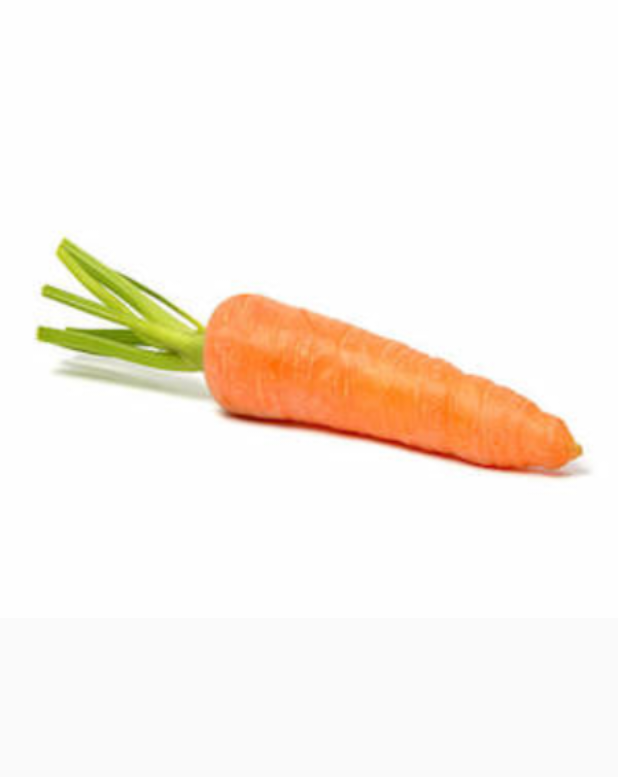
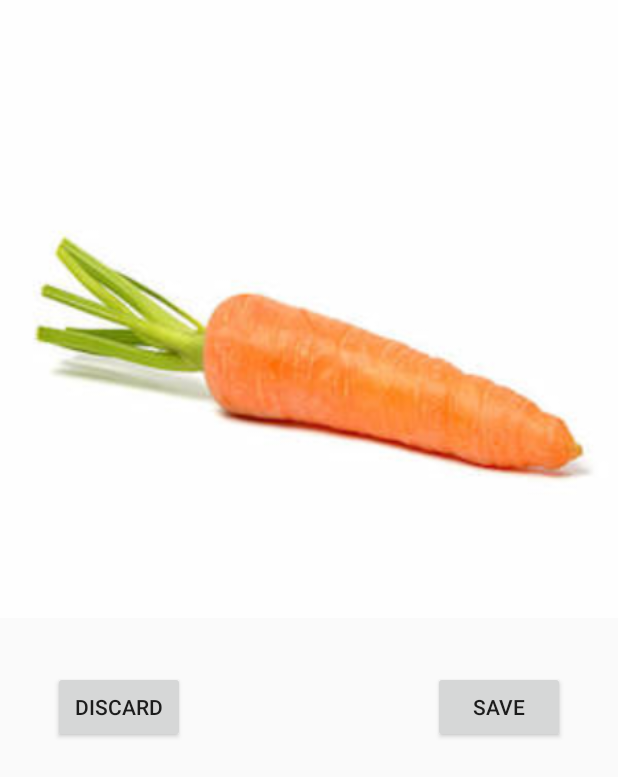
Before and after one commit to Circoolbilog/Philfida-abaca-app, an Android app: the layout activity_image_preview.xml on its own in the app's theme, with its tools: preview values and no code run, on a phone screen of 412 x 824 dp. Shown: the top 777 px of the screen. Run offline under Robolectric (Android 15) with nearby library versions, the phone set to English and light mode, and no system bars.

Commit message:
Updated GUI for diagnose and image preview

```diff
--- a/app/src/main/AndroidManifest.xml
+++ b/app/src/main/AndroidManifest.xml
@@ -4,6 +4,9 @@
 
     <uses-permission android:name="android.permission.CAMERA" />
     <uses-permission android:name="android.permission.INTERNET" />
+    <uses-permission android:name="android.permission.MANAGE_EXTERNAL_STORAGE"/>
+    <uses-permission android:name="android.permission.WRITE_EXTERNAL_STORAGE"/>
+    <uses-permission android:name="android.permission.READ_EXTERNAL_STORAGE"/>
 
     <uses-feature android:name="android.hardware.camera" />
     <uses-feature android:name="android.hardware.camera.autofocus" />
@@ -16,7 +19,8 @@
         android:supportsRtl="true"
         android:theme="@style/AppTheme"
         android:usesCleartextTraffic="true">
-        <activity android:name=".otheractivities.ImagePreviewActivity"></activity>
+        <activity android:name=".otheractivities.ImagePreviewActivity"
+            android:theme="@style/NoActionBar"/>
         <activity android:name=".otheractivities.AssesmentActivity" />
         <activity android:name=".AccountDetails" />
         <activity android:name=".DetectorActivity" />
--- a/app/src/main/res/layout/activity_diagnose.xml
+++ b/app/src/main/res/layout/activity_diagnose.xml
@@ -43,10 +43,12 @@
             android:onClick="CaptureImage"
             android:text="TEST CAPTURE"
             android:layout_centerHorizontal="true"
-            android:layout_alignTop="@+id/container"/>
+            android:layout_alignBottom="@+id/container"
+            android:layout_marginBottom="30dp"/>
     </RelativeLayout>
-
+<!--
     <include
         android:id="@+id/bottom_sheet_layout"
         layout="@layout/tfe_od_layout_bottom_sheet" />
+        -->
 </androidx.coordinatorlayout.widget.CoordinatorLayout>
--- a/app/src/main/res/layout/activity_image_preview.xml
+++ b/app/src/main/res/layout/activity_image_preview.xml
@@ -16,4 +16,22 @@
         app:layout_constraintStart_toStartOf="parent"
         app:layout_constraintTop_toTopOf="parent"
         app:srcCompat="@drawable/caret" />
+    <Button
+        android:layout_width="wrap_content"
+        android:layout_height="wrap_content"
+        android:text="SAVE"
+        app:layout_constraintTop_toBottomOf="@id/imageView"
+        app:layout_constraintEnd_toEndOf="parent"
+        android:layout_margin="35dp"
+        android:onClick="saveImage"
+        />
+    <Button
+        android:layout_width="wrap_content"
+        android:layout_height="wrap_content"
+        android:text="DISCARD"
+        app:layout_constraintTop_toBottomOf="@id/imageView"
+        app:layout_constraintStart_toStartOf="parent"
+        android:layout_margin="35dp"
+        android:onClick="discardImage"
+        />
 </androidx.constraintlayout.widget.ConstraintLayout>
```
Also changed, not shown: app/src/main/java/ph/gov/philfida/da/abacaplanddiseasedeteciontapplayout/otheractivities/ImagePreviewActivity.java (+31 -2 lines).
